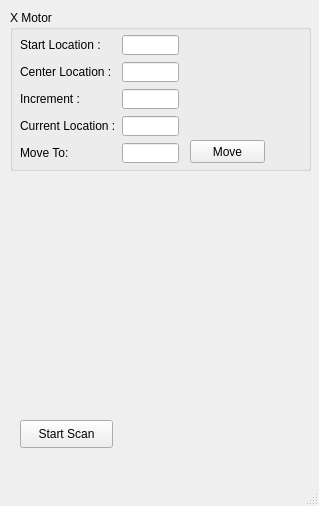
hgarbeil/GridScan, file gridscan_mainwin.ui: the form before one commit.
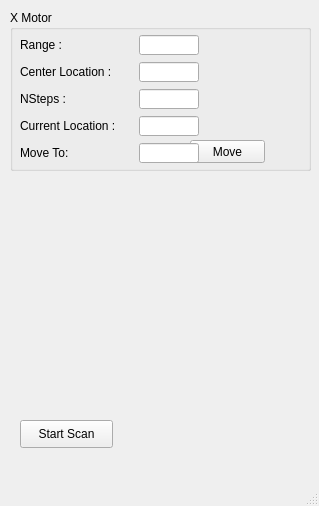
The form after the commit.

Commit message: use steps and range for increment motor positions

Patch:
```diff
--- a/gridscan_mainwin.ui
+++ b/gridscan_mainwin.ui
@@ -44,7 +44,7 @@
       <rect>
        <x>10</x>
        <y>24</y>
-       <width>159</width>
+       <width>179</width>
        <height>130</height>
       </rect>
      </property>
@@ -58,7 +58,7 @@
          </size>
         </property>
         <property name="text">
-         <string>Start Location :</string>
+         <string>Range :</string>
         </property>
        </widget>
       </item>
@@ -104,7 +104,7 @@
          </size>
         </property>
         <property name="text">
-         <string>Increment :</string>
+         <string>NSteps :</string>
         </property>
        </widget>
       </item>
@@ -122,7 +122,7 @@
        <widget class="QLabel" name="label_4">
         <property name="minimumSize">
          <size>
-          <width>90</width>
+          <width>110</width>
           <height>0</height>
          </size>
         </property>
```
Left out of the diff: 4 changed lines with no effect on the pictures. The commit also changes 5 other files.
